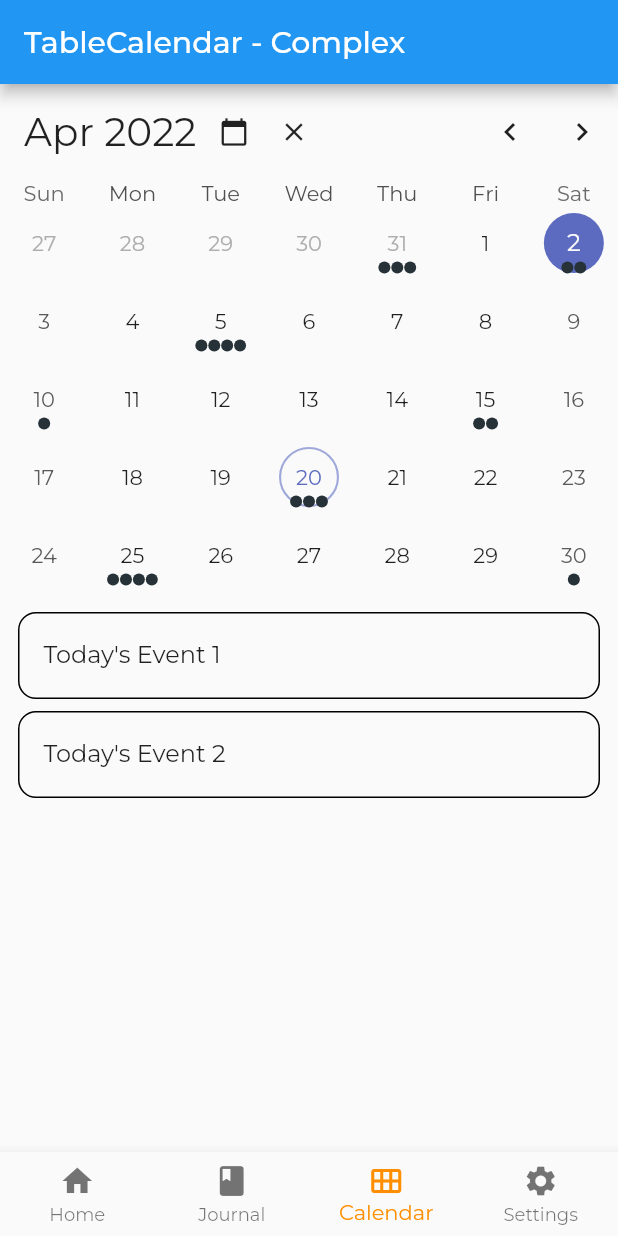
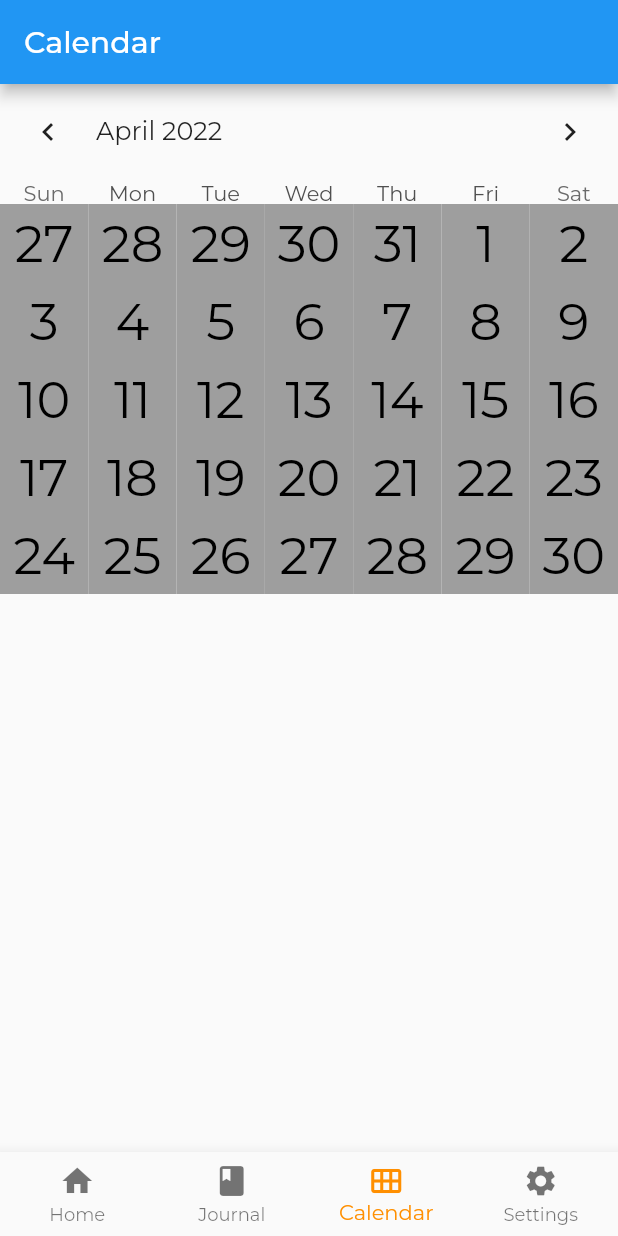
Before and after one commit to Naomi-Ugwuoke/Journal.ly, a Flutter app: the screen it shows after launch, item 3 of the bottom bar chosen, on a phone screen of 412 x 824 dp. Run offline on Flutter 3.47's test engine with Material 2 defaults, Android fonts, the phone set to English and light mode, and no system bars; drawn by our look-alikes of table_calendar; our stand-ins replace cloud_firestore, firebase_core, google_fonts; accounts and stored records are empty.

Commit message:
get journal entries and moods to color calendar

```diff
--- a/lib/Pages/CalendarPage.dart
+++ b/lib/Pages/CalendarPage.dart
@@ -1,156 +1,76 @@
 import 'dart:collection';
-
+import 'package:cloud_firestore/cloud_firestore.dart';
 import 'package:flutter/material.dart';
 import 'package:intl/intl.dart';
 import 'package:table_calendar/table_calendar.dart';
+import 'package:the_bug_chasers/Pages/JournalPage.dart';
 
 import '../utils/CalendarUtils.dart';
 
 class CalendarPage extends StatefulWidget {
-  const CalendarPage({Key? key}) : super(key: key);
+  final String userID;
+  const CalendarPage({required this.userID, Key? key}) : super(key: key);
 
   @override
-  _CalendarPageState createState() => _CalendarPageState();
+  _CalendarPageState createState() => _CalendarPageState(userID: userID);
 }
 
 class _CalendarPageState extends State<CalendarPage> {
+  final String userID;
+  _CalendarPageState({required this.userID});
+
+  FirebaseFirestore firestore = FirebaseFirestore.instance;
   late final PageController _pageController;
-  late final ValueNotifier<List<Event>> _selectedEvents;
+
   final ValueNotifier<DateTime> _focusedDay = ValueNotifier(DateTime.now());
   final Set<DateTime> _selectedDays = LinkedHashSet<DateTime>(
     equals: isSameDay,
     hashCode: getHashCode,
   );
   CalendarFormat _calendarFormat = CalendarFormat.month;
-  RangeSelectionMode _rangeSelectionMode = RangeSelectionMode.toggledOff;
-  DateTime? _rangeStart;
-  DateTime? _rangeEnd;
+  final RangeSelectionMode _rangeSelectionMode = RangeSelectionMode.disabled;
+
+  Map<String, Color> _moodColors = {};
+  Color DEFAULT_COLOR = Colors.grey;
 
   @override
   void initState() {
+    getMoodColorMap();
     super.initState();
-
-    _selectedDays.add(_focusedDay.value);
-    _selectedEvents = ValueNotifier(_getEventsForDay(_focusedDay.value));
   }
 
   @override
   void dispose() {
     _focusedDay.dispose();
-    _selectedEvents.dispose();
     super.dispose();
   }
 
-  bool get canClearSelection =>
-      _selectedDays.isNotEmpty || _rangeStart != null || _rangeEnd != null;
-
-  List<Event> _getEventsForDay(DateTime day) {
-    return kEvents[day] ?? [];
-  }
-
-  List<Event> _getEventsForDays(Iterable<DateTime> days) {
-    return [
-      for (final d in days) ..._getEventsForDay(d),
-    ];
-  }
-
-  List<Event> _getEventsForRange(DateTime start, DateTime end) {
-    final days = daysInRange(start, end);
-    return _getEventsForDays(days);
-  }
-
   void _onDaySelected(DateTime selectedDay, DateTime focusedDay) {
-    setState(() {
-      if (_selectedDays.contains(selectedDay)) {
-        _selectedDays.remove(selectedDay);
-      } else {
-        _selectedDays.add(selectedDay);
-      }
-
-      _focusedDay.value = focusedDay;
-      _rangeStart = null;
-      _rangeEnd = null;
-      _rangeSelectionMode = RangeSelectionMode.toggledOff;
-    });
-
-    _selectedEvents.value = _getEventsForDays(_selectedDays);
-  }
-
-  void _onRangeSelected(DateTime? start, DateTime? end, DateTime focusedDay) {
-    setState(() {
-      _focusedDay.value = focusedDay;
-      _rangeStart = start;
-      _rangeEnd = end;
-      _selectedDays.clear();
-      _rangeSelectionMode = RangeSelectionMode.toggledOn;
-    });
-
-    if (start != null && end != null) {
-      _selectedEvents.value = _getEventsForRange(start, end);
-    } else if (start != null) {
-      _selectedEvents.value = _getEventsForDay(start);
-    } else if (end != null) {
-      _selectedEvents.value = _getEventsForDay(end);
-    }
+    Navigator.push(
+      context,
+      MaterialPageRoute(builder: (context) => JournalPage(focusedDay)),
+    );
   }
 
   @override
   Widget build(BuildContext context) {
     return Scaffold(
       appBar: AppBar(
-        title: const Text('TableCalendar - Complex'),
+        title: const Text('Calendar'),
       ),
       body: Column(
         children: [
-          ValueListenableBuilder<DateTime>(
-            valueListenable: _focusedDay,
-            builder: (context, value, _) {
-              return _CalendarHeader(
-                focusedDay: value,
-                clearButtonVisible: canClearSelection,
-                onTodayButtonTap: () {
-                  setState(() => _focusedDay.value = DateTime.now());
-                },
-                onClearButtonTap: () {
-                  setState(() {
-                    _rangeStart = null;
-                    _rangeEnd = null;
-                    _selectedDays.clear();
-                    _selectedEvents.value = [];
-                  });
-                },
-                onLeftArrowTap: () {
-                  _pageController.previousPage(
-                    duration: const Duration(milliseconds: 300),
-                    curve: Curves.easeOut,
-                  );
-                },
-                onRightArrowTap: () {
-                  _pageController.nextPage(
-                    duration: const Duration(milliseconds: 300),
-                    curve: Curves.easeOut,
-                  );
-                },
-              );
-            },
-          ),
           TableCalendar<Event>(
             firstDay: kFirstDay,
             lastDay: kLastDay,
             focusedDay: _focusedDay.value,
-            headerVisible: false,
-            selectedDayPredicate: (day) => _selectedDays.contains(day),
-            rangeStartDay: _rangeStart,
-            rangeEndDay: _rangeEnd,
+            headerVisible: true,
+            headerStyle: const HeaderStyle(
+              formatButtonVisible: false,
+            ),
             calendarFormat: _calendarFormat,
             rangeSelectionMode: _rangeSelectionMode,
-            eventLoader: _getEventsForDay,
-            holidayPredicate: (day) {
-              // Every 20th day of the month will be treated as a holiday
-              return day.day == 20;
-            },
             onDaySelected: _onDaySelected,
-            onRangeSelected: _onRangeSelected,
             onCalendarCreated: (controller) => _pageController = controller,
             onPageChanged: (focusedDay) => _focusedDay.value = focusedDay,
             onFormatChanged: (format) {
@@ -158,30 +78,19 @@ class _CalendarPageState extends State<CalendarPage> {
                 setState(() => _calendarFormat = format);
               }
             },
-          ),
-          const SizedBox(height: 8.0),
-          Expanded(
-            child: ValueListenableBuilder<List<Event>>(
-              valueListenable: _selectedEvents,
-              builder: (context, value, _) {
-                return ListView.builder(
-                  itemCount: value.length,
-                  itemBuilder: (context, index) {
-                    return Container(
-                      margin: const EdgeInsets.symmetric(
-                        horizontal: 12.0,
-                        vertical: 4.0,
-                      ),
-                      decoration: BoxDecoration(
-                        border: Border.all(),
-                        borderRadius: BorderRadius.circular(12.0),
-                      ),
-                      child: ListTile(
-                        onTap: () => print('${value[index]}'),
-                        title: Text('${value[index]}'),
-                      ),
-                    );
-                  },
+            calendarBuilders: CalendarBuilders(
+              prioritizedBuilder: (context, day, focusedDay) {
+                return Container(
+                  height: 48,
+                  width: 48,
+                  color: getColorForDay(day, focusedDay, _moodColors),
+                  padding: const EdgeInsets.all(0.5),
+                  alignment: Alignment.center,
+                  child: Text(day.day.toString(),
+                      style: Theme.of(context)
+                          .textTheme
+                          .headline4!
+                          .copyWith(color: Colors.black)),
                 );
               },
             ),
@@ -190,64 +99,46 @@ class _CalendarPageState extends State<CalendarPage> {
       ),
     );
   }
-}
 
-class _CalendarHeader extends StatelessWidget {
-  final DateTime focusedDay;
-  final VoidCallback onLeftArrowTap;
-  final VoidCallback onRightArrowTap;
-  final VoidCallback onTodayButtonTap;
-  final VoidCallback onClearButtonTap;
-  final bool clearButtonVisible;
+  getMoodColorMap() {
+    var userCollection = firestore.collection('Users');
+    userCollection.doc(userID).get().then((docSnapshot) {
+      if (docSnapshot.exists) {
+        Map<String, dynamic> data = docSnapshot.data()!;
+        Map<String, dynamic> moodRGBMap = data['Moods'];
 
-  const _CalendarHeader({
-    Key? key,
-    required this.focusedDay,
-    required this.onLeftArrowTap,
-    required this.onRightArrowTap,
-    required this.onTodayButtonTap,
-    required this.onClearButtonTap,
-    required this.clearButtonVisible,
-  }) : super(key: key);
+        Map<String, Color> moodColorMap = {};
+        moodRGBMap.forEach((key, value) {
+          moodColorMap[key] = Color.fromRGBO(value[0], value[1], value[2], 128);
+        });
 
-  @override
-  Widget build(BuildContext context) {
-    final headerText = DateFormat.yMMM().format(focusedDay);
+        setState(() {
+          _moodColors = moodColorMap;
+        });
+      }
+    });
+  }
 
-    return Padding(
-      padding: const EdgeInsets.symmetric(vertical: 8.0),
-      child: Row(
-        children: [
-          const SizedBox(width: 16.0),
-          SizedBox(
-            width: 120.0,
-            child: Text(
-              headerText,
-              style: const TextStyle(fontSize: 26.0),
-            ),
-          ),
-          IconButton(
-            icon: const Icon(Icons.calendar_today, size: 20.0),
-            visualDensity: VisualDensity.compact,
-            onPressed: onTodayButtonTap,
-          ),
-          if (clearButtonVisible)
-            IconButton(
-              icon: const Icon(Icons.clear, size: 20.0),
-              visualDensity: VisualDensity.compact,
-              onPressed: onClearButtonTap,
-            ),
-          const Spacer(),
-          IconButton(
-            icon: const Icon(Icons.chevron_left),
-            onPressed: onLeftArrowTap,
-          ),
-          IconButton(
-            icon: const Icon(Icons.chevron_right),
-            onPressed: onRightArrowTap,
-          ),
-        ],
-      ),
-    );
+  getDayMoodMap() {
+    Map<DateTime, String> dayMoodMap = new Map<DateTime, String>();
+    Stream<QuerySnapshot> journals = firestore
+        .collection('Users')
+        .doc(userID)
+        .collection('Journals')
+        .snapshots();
+
+    journals.forEach((page) {
+      var pageMap = page.docs.asMap();
+      var date = DateTime.parse(['Date'].toString());
+      dayMoodMap[date] = pageMap['Mood'].toString();
+    });
+  }
+
+  getColorForDay(
+      DateTime day, DateTime focusedDay, Map<String, Color> moodColors) {
+    var mood = day.day % 2 == 0 ? "Happy" : "Sad";
+    var alpha = day.month == focusedDay.month ? 148 : 48;
+    Color? color = moodColors[mood];
+    return color?.withAlpha(alpha) ?? DEFAULT_COLOR;
   }
 }
--- a/lib/Pages/JournalPage.dart
+++ b/lib/Pages/JournalPage.dart
@@ -1,10 +1,13 @@
 import 'package:flutter/material.dart';
 
 class JournalPage extends StatelessWidget {
-  const JournalPage({Key? key}) : super(key: key);
+  final DateTime? selectedDay;
+  const JournalPage(this.selectedDay, {Key? key}) : super(key: key);
 
   @override
   Widget build(BuildContext context) {
+    DateTime dateToOpen = selectedDay ?? DateTime.now();
+
     return MaterialApp(
       home: Scaffold(
         appBar: AppBar(
--- a/lib/main.dart
+++ b/lib/main.dart
@@ -25,11 +25,12 @@ class MyApp extends StatelessWidget {
   @override
   Widget build(BuildContext context) {
     return MaterialApp(
-      title: _title,
-      theme: ThemeData(textTheme: GoogleFonts.montserratTextTheme(Theme.of(context).textTheme)),
-      debugShowCheckedModeBanner: false,
-      home: const MyStatefulWidget()
-    );
+        title: _title,
+        theme: ThemeData(
+            textTheme:
+                GoogleFonts.montserratTextTheme(Theme.of(context).textTheme)),
+        debugShowCheckedModeBanner: false,
+        home: const MyStatefulWidget());
   }
 }
 
@@ -45,8 +46,10 @@ class _MyStatefulWidgetState extends State<MyStatefulWidget> {
 
   static const List<Widget> _widgetOptions = <Widget>[
     HomePage(),
-    JournalPage(),
-    CalendarPage(),
+    JournalPage(null),
+    CalendarPage(
+      userID: 'Q4hNhfhskzTAfSFnaaXQaEYlp9E3',
+    ),
     SettingsPage(),
   ];
 
```
Also changed, not shown: 1 other file.
